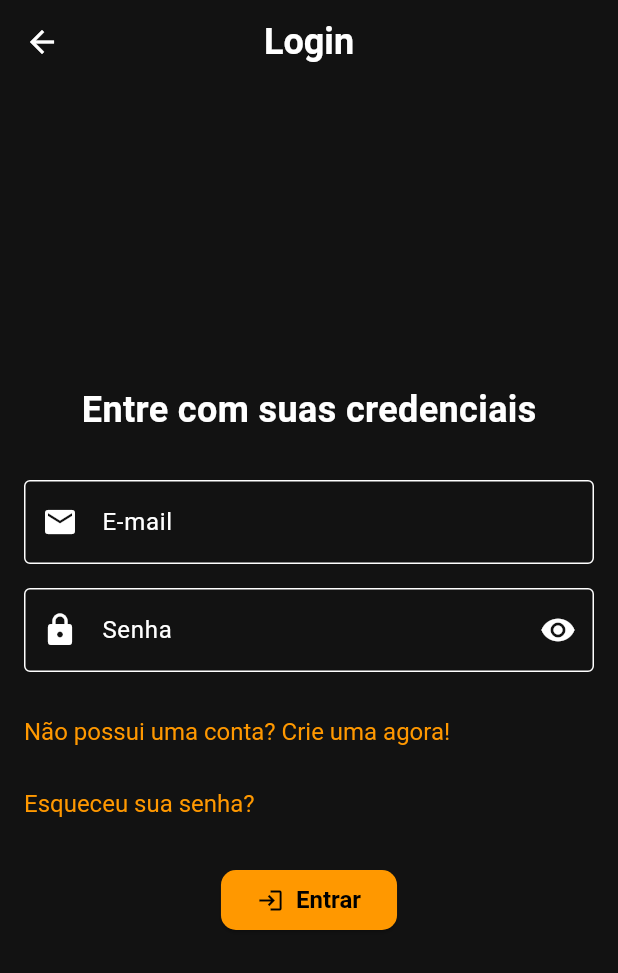
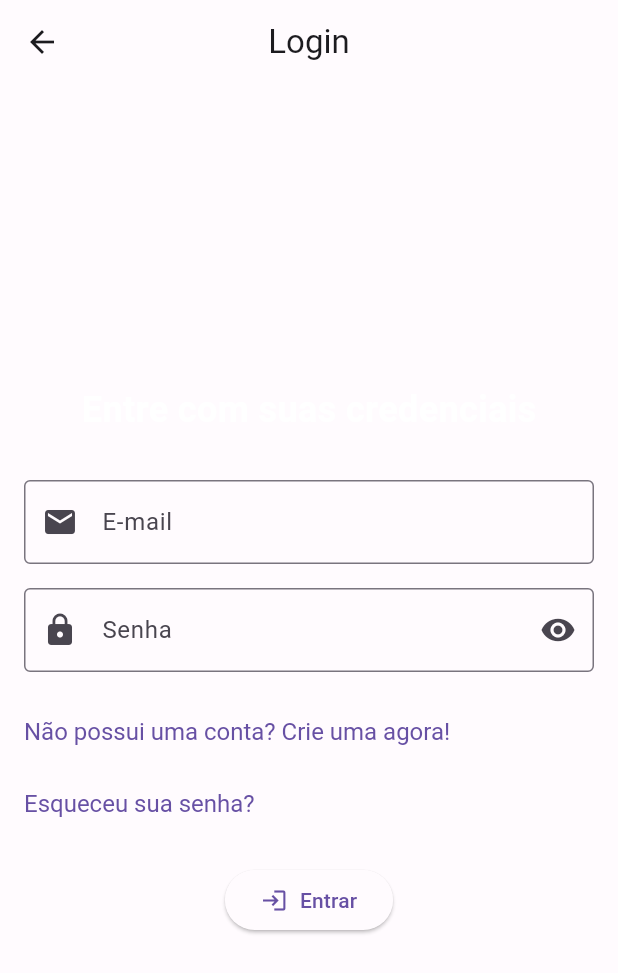
Before and after one commit to PedroNetto404/Flutter-Shopping-List-App, a Flutter app: the screen it shows after launch, after a tap on "Entrar", on a phone screen of 412 x 824 dp. Shown: the top 973 px of the screen. Run offline on Flutter 3.47's test engine with Material 3 defaults, Android fonts, the phone set to English and light mode, and no system bars; our stand-ins replace cloud_firestore, firebase_auth, firebase_core; accounts and stored records are empty; generated files the repository leaves out were written again.

Commit message:
refactor: add theme and refactor home page

```diff
--- a/lib/custom-theme.dart
+++ b/lib/custom-theme.dart
@@ -1,49 +1,69 @@
 import 'package:flutter/material.dart';
 
-class CustomTheme {
-  static const InputDecorationTheme _inputDecorationTheme = InputDecorationTheme(
-    labelStyle: TextStyle(color: Colors.white),
-    focusedBorder: OutlineInputBorder(
-      borderSide: BorderSide(color: Colors.orange), // Laranja
-    ),
-    enabledBorder: OutlineInputBorder(
-      borderSide: BorderSide(color: Color.fromRGBO(255, 255, 255, 1.0)), // Branco com 50% de opacidade
-    ),
-  );
+const lightColorScheme = ColorScheme(
+  brightness: Brightness.light,
+  primary: Color(0xFF6750A4),
+  onPrimary: Color(0xFFFFFFFF),
+  primaryContainer: Color(0xFFEADDFF),
+  onPrimaryContainer: Color(0xFF21005D),
+  secondary: Color(0xFF625B71),
+  onSecondary: Color(0xFFFFFFFF),
+  secondaryContainer: Color(0xFFE8DEF8),
+  onSecondaryContainer: Color(0xFF1D192B),
+  tertiary: Color(0xFF7D5260),
+  onTertiary: Color(0xFFFFFFFF),
+  tertiaryContainer: Color(0xFFFFD8E4),
+  onTertiaryContainer: Color(0xFF31111D),
+  error: Color(0xFFB3261E),
+  onError: Color(0xFFFFFFFF),
+  errorContainer: Color(0xFFF9DEDC),
+  onErrorContainer: Color(0xFF410E0B),
+  outline: Color(0xFF79747E),
+  background: Color(0xFFFFFBFE),
+  onBackground: Color(0xFF1C1B1F),
+  surface: Color(0xFFFFFBFE),
+  onSurface: Color(0xFF1C1B1F),
+  surfaceVariant: Color(0xFFE7E0EC),
+  onSurfaceVariant: Color(0xFF49454F),
+  inverseSurface: Color(0xFF313033),
+  onInverseSurface: Color(0xFFF4EFF4),
+  inversePrimary: Color(0xFFD0BCFF),
+  shadow: Color(0xFF000000),
+  surfaceTint: Color(0xFF6750A4),
+  outlineVariant: Color(0xFFCAC4D0),
+  scrim: Color(0xFF000000),
+);
 
-  static final ElevatedButtonThemeData _elevatedButtonTheme = ElevatedButtonThemeData(
-    style: ElevatedButton.styleFrom(
-      backgroundColor: Colors.orange, // Laranja
-      foregroundColor: Colors.black,
-      textStyle: TextStyle(fontSize: 16, fontWeight: FontWeight.bold),
-      shape: RoundedRectangleBorder(borderRadius: BorderRadius.circular(10)),
-    ),
-  );
-
-  static ThemeData get theme {
-    return ThemeData(
-      iconTheme: IconThemeData(color: Colors.white),
-      colorScheme: ColorScheme.dark(
-        background: Colors.black12,
-        primary: Colors.orange, // Laranja
-        secondary: Colors.orange.withOpacity(0.5), // Laranja com 50% de opacidade
-      ),
-      elevatedButtonTheme: _elevatedButtonTheme,
-      appBarTheme: AppBarTheme(
-        titleTextStyle: TextStyle(
-          color: Colors.white,
-          fontSize: 24,
-          fontWeight: FontWeight.bold,
-        ),
-      ),
-      listTileTheme: ListTileThemeData(
-        textColor: Colors.white,
-        tileColor: Colors.black26,
-        shape: RoundedRectangleBorder(
-          borderRadius: BorderRadius.circular(10),
-        ),
-      ),
-      inputDecorationTheme: _inputDecorationTheme,
-    );
-  }
-}
+const darkColorScheme = ColorScheme(
+  brightness: Brightness.dark,
+  primary: Color(0xFFD0BCFF),
+  onPrimary: Color(0xFF381E72),
+  primaryContainer: Color(0xFF4F378B),
+  onPrimaryContainer: Color(0xFFEADDFF),
+  secondary: Color(0xFFCCC2DC),
+  onSecondary: Color(0xFF332D41),
+  secondaryContainer: Color(0xFF4A4458),
+  onSecondaryContainer: Color(0xFFE8DEF8),
+  tertiary: Color(0xFFEFB8C8),
+  onTertiary: Color(0xFF492532),
+  tertiaryContainer: Color(0xFF633B48),
+  onTertiaryContainer: Color(0xFFFFD8E4),
+  error: Color(0xFFF2B8B5),
+  onError: Color(0xFF601410),
+  errorContainer: Color(0xFF8C1D18),
+  onErrorContainer: Color(0xFFF9DEDC),
+  outline: Color(0xFF938F99),
+  background: Color(0xFF1C1B1F),
+  onBackground: Color(0xFFE6E1E5),
+  surface: Color(0xFF1C1B1F),
+  onSurface: Color(0xFFE6E1E5),
+  surfaceVariant: Color(0xFF49454F),
+  onSurfaceVariant: Color(0xFFCAC4D0),
+  inverseSurface: Color(0xFFE6E1E5),
+  onInverseSurface: Color(0xFF313033),
+  inversePrimary: Color(0xFF6750A4),
+  shadow: Color(0xFF000000),
+  surfaceTint: Color(0xFFD0BCFF),
+  outlineVariant: Color(0xFF49454F),
+  scrim: Color(0xFF000000),
+);
--- a/lib/main.dart
+++ b/lib/main.dart
@@ -26,8 +26,7 @@ class MainApp extends StatelessWidget {
   const MainApp({super.key});
 
   @override
-  Widget build(BuildContext context) {
-    return MaterialApp(
+  Widget build(BuildContext context) => MaterialApp(
         initialRoute: Routes.home,
         routes: {
           Routes.home: (context) => const HomeScreen(),
@@ -39,6 +38,7 @@ class MainApp extends StatelessWidget {
               const ShoppingListDetailsScreen(),
           Routes.about: (context) => const AboutScreen(),
         },
-        theme: CustomTheme.theme);
-  }
+        theme: ThemeData(useMaterial3: true, colorScheme: lightColorScheme),
+        darkTheme: ThemeData(useMaterial3: true, colorScheme: darkColorScheme),
+      );
 }
--- a/lib/screens/home-screen.dart
+++ b/lib/screens/home-screen.dart
@@ -1,6 +1,7 @@
 import 'package:flutter/material.dart';
 import 'package:mobile_shopping_list_app/contants/routes.dart';
 import 'package:mobile_shopping_list_app/screens/shopping-list-screen.dart';
+import 'package:mobile_shopping_list_app/widgets/full-screen-progress-indicator.dart';
 import 'package:mobile_shopping_list_app/widgets/primary-button.dart';
 import '../services/auth-service.dart';
 
@@ -8,17 +9,15 @@ class HomeScreen extends StatelessWidget {
   const HomeScreen({super.key});
 
   @override
-  Widget build(BuildContext context) {
-    return StreamBuilder(
-        stream: AuthService().authStateChanges,
-        builder: (context, snapshot) {
+  Widget build(BuildContext context) => StreamBuilder(
+      stream: AuthService().authStateChanges, builder: _streamBuilder);
+
+  Widget _streamBuilder(BuildContext context, AsyncSnapshot snapshot) {
     if (snapshot.connectionState == ConnectionState.waiting) {
-            return _progressIndicator();
+      return const FullScreenProgressIndicator();
     }
 
-          if (snapshot.hasData) {
-            return const ShoppingListScreen();
-          }
+    if (snapshot.hasData) return const ShoppingListScreen();
 
     return Scaffold(
       body: Column(
@@ -28,105 +27,128 @@ class HomeScreen extends StatelessWidget {
         ],
       ),
     );
-        });
-  }
-
-  Widget _progressIndicator() {
-    return const Scaffold(
-      body: Center(
-        child: CircularProgressIndicator(),
-      ),
-    );
   }
 }
 
 class _HomeTopSection extends StatelessWidget {
   @override
-  Widget build(BuildContext context) {
-    return Stack(
+  Widget build(BuildContext context) => Stack(
         children: [
           Image.asset(
             'assets/images/shopping-list-note.jpg',
             fit: BoxFit.cover,
             width: double.infinity,
           ),
-        Positioned(
-          bottom: 0,
-          left: 0,
-          right: 0,
-          child: Container(
-            height: 60,
-            decoration: const BoxDecoration(
-              color: Color.fromRGBO(206, 83, 83, 0.8),
-              borderRadius: BorderRadius.only(
-                topLeft: Radius.circular(30),
-                topRight: Radius.circular(30),
-              ),
-            ),
-            child: const Row(
+          const Positioned(bottom: 0, left: 0, right: 0, child: _ListfyBanner())
+        ],
+      );
+}
+
+class _ListfyBanner extends StatelessWidget {
+  const _ListfyBanner({super.key});
+
+  @override
+  Widget build(BuildContext context) => Container(
+      height: 60, decoration: _boxDecoration(context), child: _content());
+
+  _content() => const Row(
         mainAxisAlignment: MainAxisAlignment.center,
         children: [
           Icon(
             Icons.shopping_cart,
-                  color: Colors.white,
             size: 30,
           ),
           SizedBox(width: 10),
           Text(
             'Listify',
             style: TextStyle(
-                    color: Colors.white,
               fontSize: 24,
               fontWeight: FontWeight.bold,
             ),
           ),
         ],
+      );
+
+  _boxDecoration(context) => BoxDecoration(
+        color: Theme.of(context).colorScheme.primary,
+        borderRadius: const BorderRadius.only(
+          topLeft: Radius.circular(30),
+          topRight: Radius.circular(30),
         ),
-          ),
-        ),
-      ],
       );
-  }
 }
 
 class _HomeBottomSection extends StatelessWidget {
   @override
-  Widget build(BuildContext context) {
-    return Container(
+  Widget build(BuildContext context) => Center(
+        child: Container(
+            alignment: Alignment.center,
             width: double.infinity,
-      color: const Color.fromRGBO(50, 50, 50, 1),
             padding: const EdgeInsets.all(30),
-      child: Column(
-        mainAxisAlignment: MainAxisAlignment.spaceEvenly,
+            child: const Column(
+              crossAxisAlignment: CrossAxisAlignment.start,
+              mainAxisAlignment: MainAxisAlignment.spaceAround,
               children: [
-          const Column(
-            crossAxisAlignment: CrossAxisAlignment.start,
-            children: [
+                _FunnyGifSection(),
+                SizedBox(height: 16),
+                _WelcomeSection(),
+                SizedBox(height: 16),
+                _SignSection(),
+              ],
+            )),
+      );
+}
+
+class _FunnyGifSection extends StatelessWidget {
+  const _FunnyGifSection({super.key});
+
+  @override
+  Widget build(BuildContext context) =>
+      Container(
+        decoration: BoxDecoration(
+          //borda arrredondada
+          border: Border.all(color: Theme.of(context).colorScheme.primary, width: 6),
+          borderRadius: BorderRadius.circular(10),
+        ),
+        child: Image.asset('assets/images/lost_in_supermarket.gif',
+            height: 150, width: double.infinity, fit: BoxFit.fitWidth),
+      );
+}
+
+class _WelcomeSection extends StatelessWidget {
+  const _WelcomeSection({super.key});
+
+  @override
+  Widget build(BuildContext context) =>
+      const Column(crossAxisAlignment: CrossAxisAlignment.start, children: [
         Text(
           'Bem-vindo a',
           style: TextStyle(
-                  color: Color.fromRGBO(130, 127, 127, 1),
             fontSize: 32,
+            fontWeight: FontWeight.w500,
           ),
         ),
         Text(
           'Listify!',
           style: TextStyle(
-                  color: Colors.white,
             fontSize: 36,
             fontWeight: FontWeight.bold,
           ),
         ),
         Text(
-                'Sua lista de compras digital.',
+          'Nunca mais esqueça de comprar algo no supermercado!',
           style: TextStyle(
-                  color: Colors.white,
             fontSize: 20,
           ),
         ),
-            ],
-          ),
-          Column(
+      ]);
+}
+
+class _SignSection extends StatelessWidget {
+  const _SignSection({super.key});
+
+  @override
+  Widget build(BuildContext context) => Column(
         children: [
           PrimaryButton(
               onPressed: () => Navigator.pushNamed(context, Routes.login),
@@ -134,14 +156,9 @@ class _HomeBottomSection extends StatelessWidget {
               icon: const Icon(Icons.login)),
           const SizedBox(height: 16),
           PrimaryButton(
-                  onPressed: () =>
-                      Navigator.pushNamed(context, Routes.register),
+              onPressed: () => Navigator.pushNamed(context, Routes.register),
               text: 'Registrar',
               icon: const Icon(Icons.person_add)),
         ],
-          ),
-        ],
-      ),
       );
 }
-}
--- /dev/null
+++ b/lib/widgets/full-screen-progress-indicator.dart
@@ -0,0 +1,12 @@
+import 'package:flutter/material.dart';
+
+class FullScreenProgressIndicator extends StatelessWidget {
+  const FullScreenProgressIndicator({super.key});
+
+  @override
+  Widget build(BuildContext context) => const Scaffold(
+      body: Center(
+        child: CircularProgressIndicator(),
+      ),
+    );
+}
--- a/lib/widgets/primary-button.dart
+++ b/lib/widgets/primary-button.dart
@@ -11,7 +11,6 @@ class PrimaryButton extends StatelessWidget {
   @override
   Widget build(BuildContext context) => ElevatedButton(
         onPressed: onPressed,
-        style: _style(context),
         child: _body(),
       );
 
@@ -23,9 +22,4 @@ class PrimaryButton extends StatelessWidget {
           Text(text)
         ],
       );
-
-  _style(context) => ElevatedButton.styleFrom(
-        backgroundColor: Theme.of(context).colorScheme.primary,
-        foregroundColor: Colors.black,
-      );
 }
```
Also changed, not shown: lib/widgets/user-drawer.dart (+47 -30 lines), assets/images/lost_in_supermarket.gif (added). Lines whose indentation alone changed are shown as unchanged.
